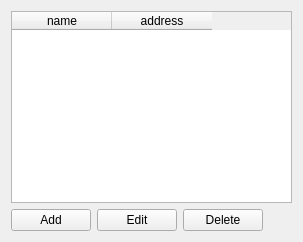
First picture: the form in qt/apps/tutorial/forms/customers.ui, repository Wolframe/qtClient, before the edit.
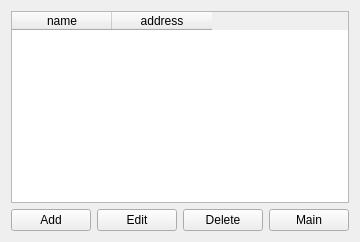
Second picture: the form after the edit.

Diff of the .ui file:
```diff
--- a/qt/apps/tutorial/forms/customers.ui
+++ b/qt/apps/tutorial/forms/customers.ui
@@ -102,6 +102,16 @@
        </property>
       </widget>
      </item>
+     <item>
+      <widget class="QPushButton" name="pushButton_4">
+       <property name="text">
+        <string>Main</string>
+       </property>
+       <property name="form" stdset="0">
+        <string>init</string>
+       </property>
+      </widget>
+     </item>
      <item>
       <spacer name="horizontalSpacer">
        <property name="orientation">
```
